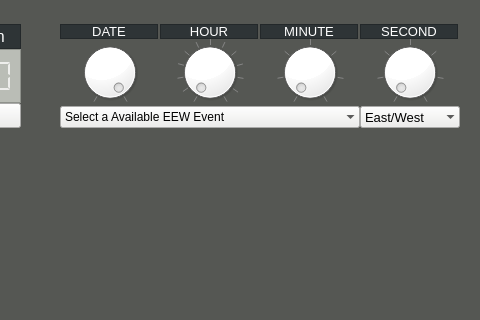
Before: the Qt Designer form mainwindow.ui in hayoungdaddy/RTICOM_MINI, drawn with Qt 5; both pictures show x 374 to 854 and y 0 to 320 of the 854 by 930 pixel window.
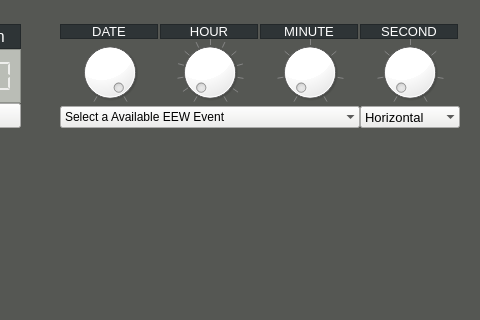
After: the same form once the commit is applied.

Patch:
```diff
--- a/mainwindow.ui
+++ b/mainwindow.ui
@@ -577,7 +577,7 @@
              <string notr="true">background-color: rgb(238, 238, 236);</string>
             </property>
             <property name="currentIndex">
-             <number>0</number>
+             <number>3</number>
             </property>
             <property name="frame">
              <bool>false</bool>
```
